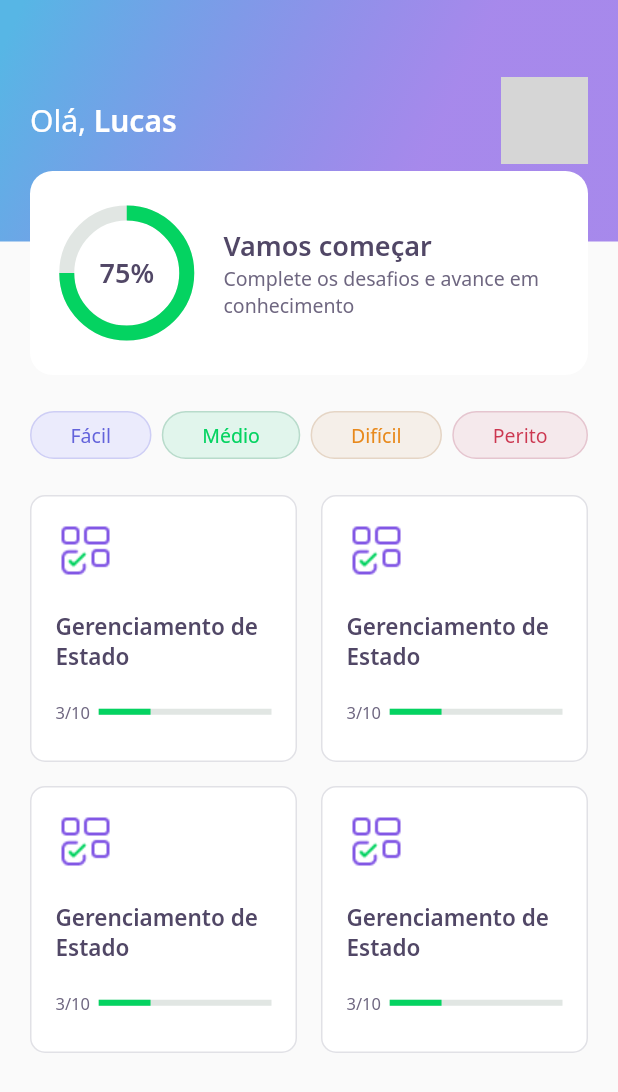
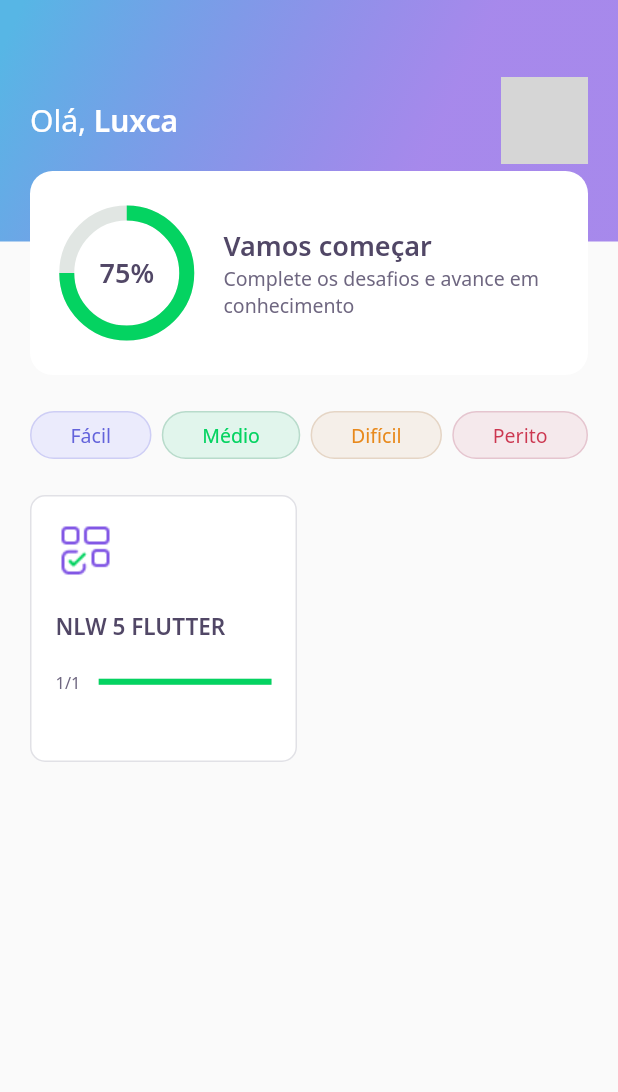
Before and after one commit to LucasFerreiraJs/rocketseat-appdevquiz-flutter, a Flutter app: the HomePage screen opened directly, on a phone screen of 412 x 824 dp. Shown: the top 1092 px of the screen. Run offline on Flutter 3.47's test engine with Material 2 defaults, Android fonts, the phone set to English and light mode, and no system bars; our stand-ins replace google_fonts; accounts and stored records are empty; network calls fail; grey boxes are pictures that could not be loaded.

Commit message:
feature(home):add controller, repository local database json

```diff
--- /dev/null
+++ b/assets/database/quizzes.json
@@ -0,0 +1,28 @@
+[
+	{
+		"title": "NLW 5 FLUTTER",
+		"ïmage": "block",
+		"level": "facil",
+		"questionAwnsers": 1,
+		"questions": [
+			{
+				"title": "Está curtindo o Flutter?",
+				"awnsers": [
+					{
+						"title": "Estou curtindo"
+					},
+					{
+						"title": "Amando flutter"
+					},
+					{
+						"title": "Muito top"
+					},
+					{
+						"title": "Show de bola",
+						"isRight": true
+					}
+				]
+			}
+		]
+	}
+]
--- /dev/null
+++ b/assets/database/user.json
@@ -0,0 +1,5 @@
+{
+	"name" : "Luxca",
+	"score" : 75,
+	"photoUrl": "https://avatars.githubusercontent.com/u/102853882?v=4"
+}
--- a/lib/core/app_widget.dart
+++ b/lib/core/app_widget.dart
@@ -7,8 +7,9 @@ class AppWidget extends StatelessWidget {
   @override
   Widget build(BuildContext context) {
     return MaterialApp(
+      debugShowCheckedModeBanner: false,
       title: "DevQuiz",
-      home: ChallengePage(),
+      home: HomePage(),
     );
   }
 }
--- a/lib/home/home_controller.dart
+++ b/lib/home/home_controller.dart
@@ -1 +1,34 @@
-class HomeController {}
+import 'package:DevQuiz/core/app_images.dart';
+import 'package:DevQuiz/home/home_repository.dart';
+import 'package:DevQuiz/home/home_state.dart';
+import 'package:DevQuiz/shared/models/User_model.dart';
+import 'package:DevQuiz/shared/models/awnsers_model.dart';
+import 'package:DevQuiz/shared/models/question_model.dart';
+import 'package:DevQuiz/shared/models/quiz_model.dart';
+import 'package:flutter/cupertino.dart';
+
+class HomeController {
+  final stateNotifier = ValueNotifier<HomeState>(HomeState.empty);
+  set state(HomeState state) => stateNotifier.value = state;
+
+  HomeState get state => stateNotifier.value;
+
+  UserModel? user;
+  List<QuizModel>? quizzes;
+
+  final repository = HomeRepository();
+
+  void getUser() async {
+    state = HomeState.loading;
+    user = await repository.getUser();
+    state = HomeState.success;
+  }
+
+  void getQuizzes() async {
+    state = HomeState.loading;
+
+    quizzes = await repository.getQuizzes();
+
+    state = HomeState.success;
+  }
+}
--- a/lib/home/home_page.dart
+++ b/lib/home/home_page.dart
@@ -1,6 +1,11 @@
+import 'package:DevQuiz/challenge/widgets/quiz/quiz_widget.dart';
+import 'package:DevQuiz/core/app_colors.dart';
+import 'package:DevQuiz/home/home_controller.dart';
+import 'package:DevQuiz/home/home_state.dart';
 import 'package:DevQuiz/home/widgets/appbar/app_bar_widget.dart';
 import 'package:DevQuiz/home/widgets/level_button/level_button_widget.dart';
 import 'package:DevQuiz/home/widgets/quiz_card/quiz_card_widget.dart';
+import 'package:DevQuiz/shared/models/User_model.dart';
 import 'package:flutter/material.dart';
 import 'package:flutter/src/foundation/key.dart';
 import 'package:flutter/src/widgets/container.dart';
@@ -14,10 +19,26 @@ class HomePage extends StatefulWidget {
 }
 
 class _HomePageState extends State<HomePage> {
+  final controller = HomeController();
+  UserModel fake = UserModel(name: "teste", photoUrl: "");
+  @override
+  void initState() {
+    // TODO: implement initState
+    super.initState();
+    controller.getUser();
+    controller.getQuizzes();
+    controller.stateNotifier.addListener(() {
+      setState(() {});
+    });
+  }
+
   @override
   Widget build(BuildContext context) {
+    if (controller.state == HomeState.success) {
       return Scaffold(
-      appBar: AppBarWidget(),
+        appBar: AppBarWidget(
+          user: controller.user!,
+        ),
         body: Padding(
           padding: const EdgeInsets.symmetric(horizontal: 20),
           child: Column(
@@ -38,17 +59,27 @@ class _HomePageState extends State<HomePage> {
                   crossAxisCount: 2,
                   crossAxisSpacing: 16,
                   mainAxisSpacing: 16,
-                children: [
-                  QuizCardWidget(),
-                  QuizCardWidget(),
-                  QuizCardWidget(),
-                  QuizCardWidget(),
-                ],
+                  children: controller.quizzes!
+                      .map((quiz) => QuizCardWidget(
+                            title: quiz.title,
+                            percent: quiz.questionAwnsers / quiz.questions.length,
+                            completed: "${quiz.questionAwnsers}/${quiz.questions.length}",
+                          ))
+                      .toList(),
                 ),
               ),
             ],
           ),
         ),
       );
+    } else {
+      return Scaffold(
+        body: Center(
+          child: CircularProgressIndicator(
+            valueColor: AlwaysStoppedAnimation<Color>(AppColors.darkGreen),
+          ),
+        ),
+      );
     }
   }
+}
--- /dev/null
+++ b/lib/home/home_state.dart
@@ -0,0 +1,6 @@
+enum HomeState {
+  success,
+  loading,
+  error,
+  empty,
+}
--- a/lib/home/widgets/appbar/app_bar_widget.dart
+++ b/lib/home/widgets/appbar/app_bar_widget.dart
@@ -1,5 +1,6 @@
 import 'package:DevQuiz/core/app_gradients.dart';
 import 'package:DevQuiz/core/app_text_styles.dart';
+import 'package:DevQuiz/shared/models/User_model.dart';
 import 'package:flutter/cupertino.dart';
 import 'package:flutter/src/foundation/key.dart';
 import 'package:flutter/src/widgets/container.dart';
@@ -8,7 +9,9 @@ import 'package:flutter/src/widgets/framework.dart';
 import '../scoreCard/score_card_widget.dart';
 
 class AppBarWidget extends PreferredSize {
-  AppBarWidget()
+  final UserModel user;
+
+  AppBarWidget({required this.user})
       : super(
           preferredSize: Size.fromHeight(250),
           child: Container(
@@ -31,7 +34,7 @@ class AppBarWidget extends PreferredSize {
                             style: AppTextStyles.title,
                             children: [
                               TextSpan(
-                                text: "Lucas",
+                                text: user.name,
                                 style: AppTextStyles.titleBold,
                               ),
                             ],
@@ -44,7 +47,7 @@ class AppBarWidget extends PreferredSize {
                             borderRadius: BorderRadius.circular(10),
                             image: DecorationImage(
                               image: NetworkImage(
-                                "https://avatars.githubusercontent.com/u/102853882?v=4",
+                                user.photoUrl,
                               ),
                               fit: BoxFit.cover,
                             ),
--- a/lib/home/widgets/quiz_card/quiz_card_widget.dart
+++ b/lib/home/widgets/quiz_card/quiz_card_widget.dart
@@ -5,7 +5,16 @@ import 'package:DevQuiz/shared/widgets/progress_indicator/progress_indicator_wid
 import 'package:flutter/material.dart';
 
 class QuizCardWidget extends StatelessWidget {
-  QuizCardWidget({Key? key}) : super(key: key);
+  final String title;
+  final String completed;
+  final double percent;
+
+  QuizCardWidget({
+    Key? key,
+    required this.title,
+    required this.completed,
+    required this.percent,
+  }) : super(key: key);
 
   @override
   Widget build(BuildContext context) {
@@ -28,7 +37,7 @@ class QuizCardWidget extends StatelessWidget {
             height: 20,
           ),
           Text(
-            "Gerenciamento de Estado",
+            title,
             style: AppTextStyles.heading15,
           ),
           SizedBox(height: 20),
@@ -37,14 +46,14 @@ class QuizCardWidget extends StatelessWidget {
               Expanded(
                 flex: 1,
                 child: Text(
-                  "3/10",
+                  completed,
                   style: AppTextStyles.body11,
                 ),
               ),
               Expanded(
                 flex: 4,
                 child: ProgressIndicatorWidget(
-                  value: 0.3,
+                  value: percent,
                 ),
               ),
             ],
--- a/lib/shared/models/User_model.dart
+++ b/lib/shared/models/User_model.dart
@@ -1,3 +1,5 @@
+import 'dart:convert';
+
 class UserModel {
   final String name;
   final String photoUrl;
@@ -6,6 +8,26 @@ class UserModel {
   UserModel({
     required this.name,
     required this.photoUrl,
-    required this.score,
+    this.score = 0,
   });
+
+  Map<String, dynamic> toMap() {
+    return {
+      'name': name,
+      'photoUrl': photoUrl,
+      'score': score,
+    };
+  }
+
+  factory UserModel.fromMap(Map<String, dynamic> map) {
+    return UserModel(
+      name: map['name'],
+      photoUrl: map['photoUrl'],
+      score: map['score'],
+    );
+  }
+
+  String toJson() => json.encode(toMap());
+
+  factory UserModel.fromJson(String source) => UserModel.fromMap(json.decode(source));
 }
--- a/lib/shared/models/quiz_model.dart
+++ b/lib/shared/models/quiz_model.dart
@@ -1,24 +1,73 @@
+// ignore_for_file: public_member_api_docs, sort_constructors_first
+import 'dart:convert';
+
 import 'package:DevQuiz/shared/models/question_model.dart';
 
 enum Level {
-  dail,
+  facil,
   medio,
   dificil,
   perito,
 }
+
+extension LevelStringExt on String {
+  get parse => {
+        "facil": Level.facil,
+        "medio": Level.medio,
+        "dificil": Level.dificil,
+        "perito": Level.perito,
+      }[this];
+}
+
+extension LevelExt on Level {
+  String get parse => {
+        Level.facil: "facil",
+        Level.medio: "medio",
+        Level.dificil: "dificil",
+        Level.perito: "perito",
+      }[this] as String;
+}
+
+// extension LevelStringExt on String {
+//   Level get parse => {"facil": Level.facil, "medio": Level.medio, "dificil": Level.dificil, "perito": Level.perito}[this]!;
+// }
 
 class QuizModel {
   final String title;
   final List<QuestionModel> questions;
   final int questionAwnsers;
   final String image;
-  final Level level;
+  Level level;
 
   QuizModel({
     required this.title,
     required this.questions,
     this.questionAwnsers = 0,
     required this.image,
-    required this.level,
+    this.level = Level.facil,
   });
+
+  Map<String, dynamic> toMap() {
+    return <String, dynamic>{
+      'title': title,
+      'questions': questions.map((x) => x.toMap()).toList(),
+      'questionAwnsers': questionAwnsers,
+      'image': image,
+      'level': level.parse!,
+    };
+  }
+
+  factory QuizModel.fromMap(Map<String, dynamic> map) {
+    return QuizModel(
+      title: map['title'] as String,
+      questions: List<QuestionModel>.from(map['questions']?.map((x) => QuestionModel.fromMap(x))),
+      questionAwnsers: map['questionAwnsers'] as int,
+      image: map['image'].toString(),
+      level: map['level'].toString().parse,
+    );
+  }
+
+  String toJson() => json.encode(toMap());
+
+  factory QuizModel.fromJson(String source) => QuizModel.fromMap(json.decode(source) as Map<String, dynamic>);
 }
--- a/pubspec.yaml
+++ b/pubspec.yaml
@@ -18,5 +18,6 @@ dev_dependencies:
 flutter:
   assets:
     - assets/images/
+    - assets/database/
 
   uses-material-design: true
```
Also changed, not shown: lib/home/home_repository.dart (added, +21 -0 lines), lib/shared/models/awnsers_model.dart (+22 -1 lines), lib/shared/models/question_model.dart (+21 -0 lines), 3 other files. Lines whose indentation alone changed are shown as unchanged.
